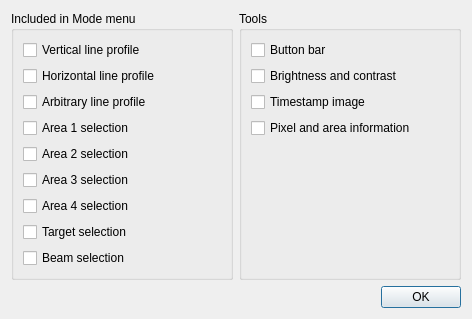
First picture: the form in branches/private/AustralianSynchrotron/proj2253/framework/widgets/QEImage/QEImageOptionsDialog.ui, repository andrewrhyder/epicsqt, before the edit.
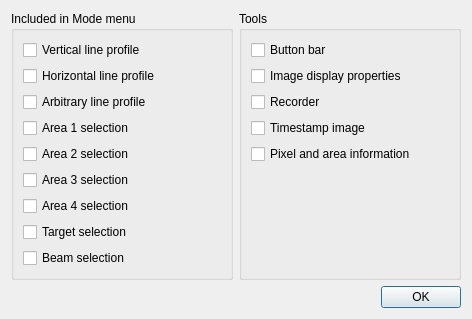
Second picture: the form after the edit.

Commit message: merged QEImage changes from r 1378:1486

Patch:
```diff
--- a/branches/private/AustralianSynchrotron/proj2253/framework/widgets/QEImage/QEImageOptionsDialog.ui
+++ b/branches/private/AustralianSynchrotron/proj2253/framework/widgets/QEImage/QEImageOptionsDialog.ui
@@ -7,7 +7,7 @@
     <x>0</x>
     <y>0</y>
     <width>472</width>
-    <height>289</height>
+    <height>304</height>
    </rect>
   </property>
   <property name="windowTitle">
@@ -117,7 +117,14 @@
         <item>
          <widget class="QCheckBox" name="checkBoxBrightnessContrast">
           <property name="text">
-           <string>Brightness and contrast</string>
+           <string>Image display properties</string>
+          </property>
+         </widget>
+        </item>
+        <item>
+         <widget class="QCheckBox" name="checkBoxRecorder">
+          <property name="text">
+           <string>Recorder</string>
           </property>
          </widget>
         </item>
```
The commit also changes 19 other files.
